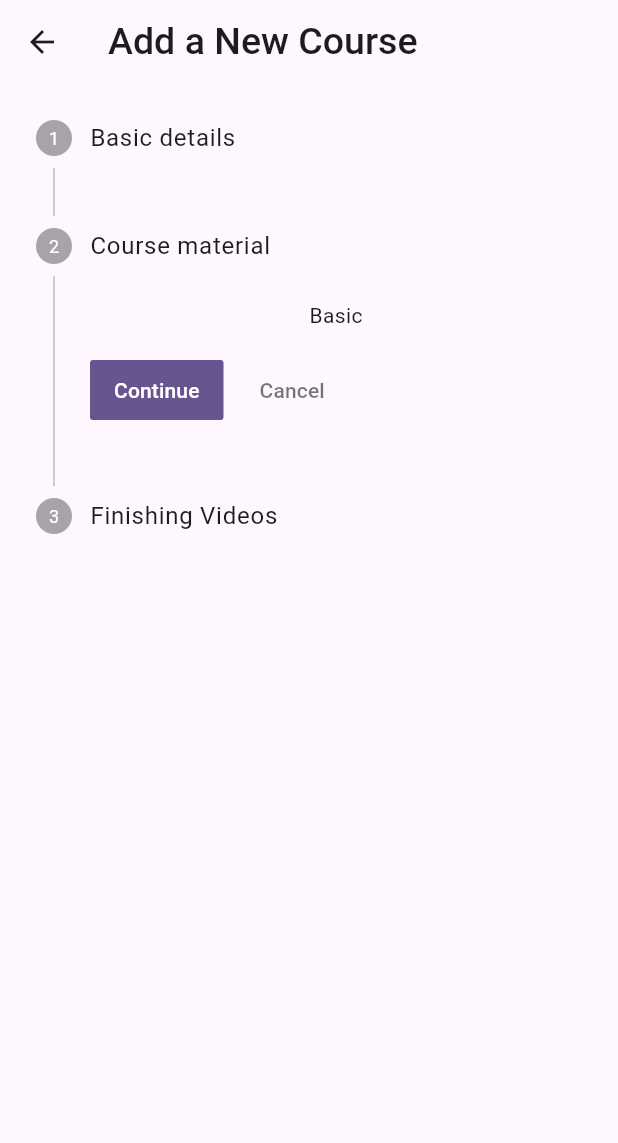
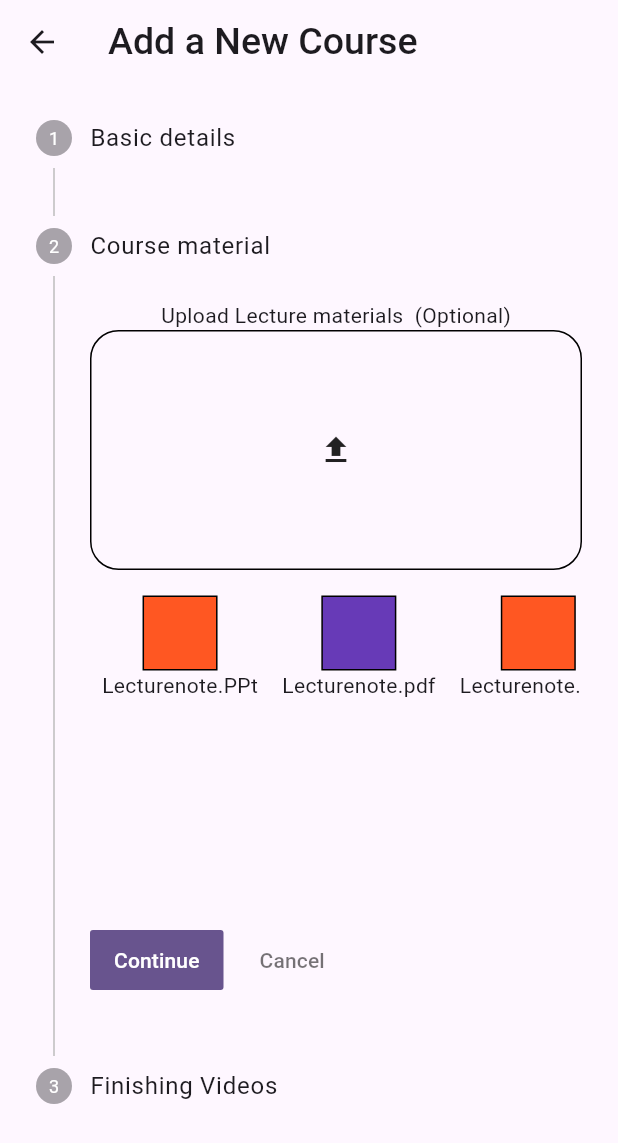
Before and after one commit to Webtonics/cogniversity, a Flutter app: the AddNewCourse screen opened directly, after a tap on "Continue", on a phone screen of 412 x 824 dp. Shown: the top 1143 px of the screen. Run offline on Flutter 3.47's test engine with Material 3 defaults, Android fonts, the light colour scheme and no system bars; our stand-ins replace cached_network_image, cloud_firestore, file_picker, firebase_core, image_picker; accounts and stored records are empty.

Commit message:
used stepper for adding course (considering pageviews)

```diff
--- a/lib/views/teacher/inner/add_course.dart
+++ b/lib/views/teacher/inner/add_course.dart
@@ -30,12 +30,15 @@ class _AddNewCourseState extends State<AddNewCourse> {
 
   @override
   Widget build(BuildContext context) {
+    final bool islast = currentstep == getstep().length -1;
+    // final bool isfirst = currentstep == getstep()[0];
 
     return  Scaffold(
       appBar: AppBar(
         title: const Text("Add a New Course"),
       ),
-      body:  Column(
+      body:  SingleChildScrollView(
+        child: Column(
           children: [
             Stepper(
               currentStep: currentstep,
@@ -43,7 +46,8 @@ class _AddNewCourseState extends State<AddNewCourse> {
               steps:getstep(),
 
               onStepContinue: () {
-              final bool islast = currentstep == getstep().length -1;
+
+
                 if (islast) {
                   //Show congrats
                   Navigator.of(context).push(MaterialPageRoute(builder: (context)=> const CongratulationView()));
@@ -55,15 +59,20 @@ class _AddNewCourseState extends State<AddNewCourse> {
 
               },
               onStepCancel: () {
+               if (currentstep <= 0) {
+                 scrollController.jumpTo(1);
+               }else{
                 setState(() {
                   currentstep--;
                });
+               }
               },
               // onStepTapped: (value) {
 
               // },
               )
           ],
+        ),
       ),
 
 
@@ -73,27 +82,112 @@ class _AddNewCourseState extends State<AddNewCourse> {
   }
   List<Step>getstep(){
     return [
-      Step(title: const Text("Basic details"), content: Column(
+      Step(title: const Text("Basic details"), content: SizedBox(
+        height: 540,
+        child: Column(
                   children: [
                     const Text("Basic"),
-                  MyTextField(controller: textEditingController, label: "Title", hinttext: "VTE 101", keyboardtype: TextInputType.text, enabled: true),
-                  MySpacer(height: 4,),
-                  MyTextField(controller: textEditingController, label: "Title", hinttext: "VTE 101", keyboardtype: TextInputType.text, enabled: true),
-                  MySpacer(height: 4,),
-                  MyTextField(controller: textEditingController, label: "Title", hinttext: "VTE 101", keyboardtype: TextInputType.text, enabled: true),
+                    MyTextField(controller: textEditingController, label: "Title", hinttext: "VTE 101", keyboardtype: TextInputType.text, enabled: true, maxlines: 1,),
+                    const MySpacer(height: 5,),
+                    MyTextField(controller: textEditingController, label: "Brief Description", hinttext: "VTE 101", keyboardtype: TextInputType.text, enabled: true, maxlines: 5,),
+                    const MySpacer(height: 5,),
+                    const Text("Add Cover Image   (Optional)"),
+                    Container(
+                      alignment: Alignment.center,
+                      height: 160,
+                      decoration: BoxDecoration(
+                        border: Border.all( style: BorderStyle.solid),
+                        borderRadius: BorderRadius.circular(19)
+                      ),
+                      child: const Center(
+                        child: Icon(Icons.upload),
+                      ),
+                    )
+                  ],
+                ),
+      )),
+               Step(title: const Text("Course material"), content: SizedBox(
+                height: 400,
+                child: Column(
+                  children: [
+                    const Text("Upload Lecture materials  (Optional)"),
 
+                    Container(
+                      alignment: Alignment.center,
+                      height: 160,
+                      decoration: BoxDecoration(
+                        border: Border.all( style: BorderStyle.solid),
+                        borderRadius: BorderRadius.circular(19)
+                      ),
+                      child: const Center(
+                        child: Icon(Icons.upload),
+                      ),
+                    ),
+
+                    const MySpacer(height: 9,),
+                    //list of uploaded materials
+                    SizedBox(
+                      height: 100,
+                      child: ListView(
+                        scrollDirection: Axis.horizontal,
+                        children: const[
+                          //power point
+                          Padding(
+                            padding: EdgeInsets.all(8.0),
+                            child: UploadedMaterial( title:"Lecturenote.PPt", color: Colors.deepOrange,),
+                          ),
+                          Padding(
+                            padding: EdgeInsets.all(8.0),
+                            child: UploadedMaterial( title:"Lecturenote.pdf", color: Colors.deepPurple,),
+                          ),
+                          Padding(
+                            padding: EdgeInsets.all(8.0),
+                            child: UploadedMaterial( title:"Lecturenote.doc", color: Colors.deepOrange,),
+                          ),
                         ],
-              )),
-              const Step(title: Text("Course material"), content: Column(
-                children: [
-                  Text("Basic")
+
+                      ),
+                    )
                   ],
+                ),
               )),
               const Step(title: Text("Finishing Videos"), content: Column(
                 children: [
                   Text("Basic")
                 ],
               )),
+
     ];
   }
 }
+
+class UploadedMaterial extends StatelessWidget {
+  const UploadedMaterial({
+    super.key, required this.title, required this.color,
+  });
+
+  final String title;
+  final Color color;
+
+  @override
+  Widget build(BuildContext context) {
+
+    return Container(
+
+      child: Column(
+
+        children: [
+          Container(
+            height: 50,
+            width: 50,
+            decoration: BoxDecoration(color: color, border: Border.all(style: BorderStyle.solid)),
+
+
+          ),
+          Text(title)
+        ],
+      ),
+
+    );
+  }
+}
--- a/lib/widgets/textfield.dart
+++ b/lib/widgets/textfield.dart
@@ -7,15 +7,19 @@ class MyTextField extends StatelessWidget {
       required this.label,
       required this.hinttext,
       required this.keyboardtype,
-      required this.enabled});
+      required this.enabled, this.maxlines = 1}
+
+      );
   final TextEditingController controller;
   final String label;
   final String hinttext;
   final TextInputType keyboardtype;
   final bool enabled;
+  final int? maxlines;
   @override
   Widget build(BuildContext context) {
     return TextField(
+      maxLines: maxlines,
       enabled: enabled,
       controller: controller,
       decoration: InputDecoration(
```
Lines whose indentation alone changed are shown as unchanged.
